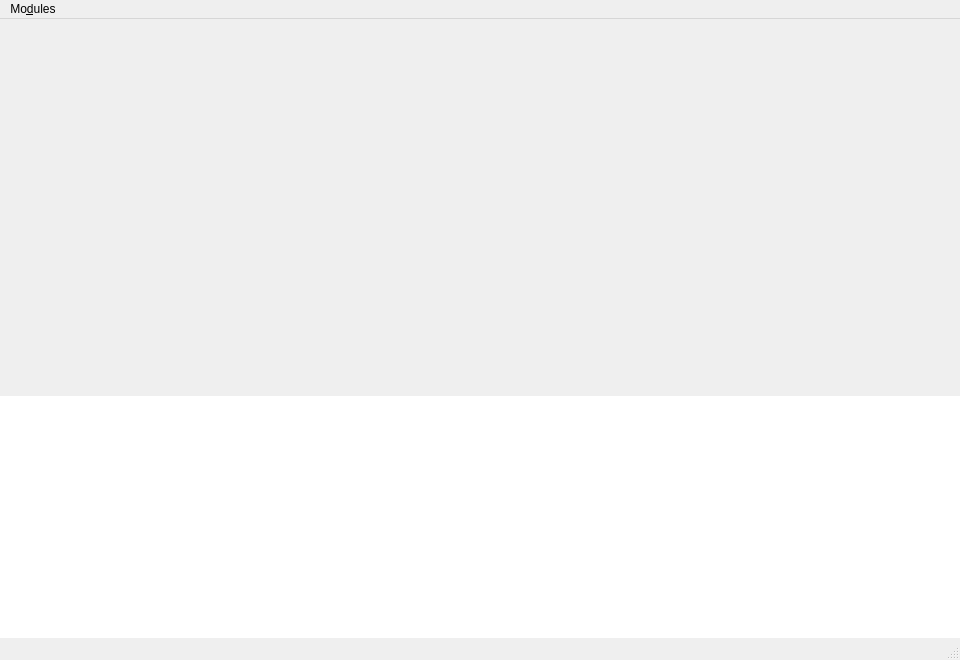
Before: the Qt Designer form crispy/resources/gui/uis/main.ui in mretegan/crispy, drawn with Qt 5.
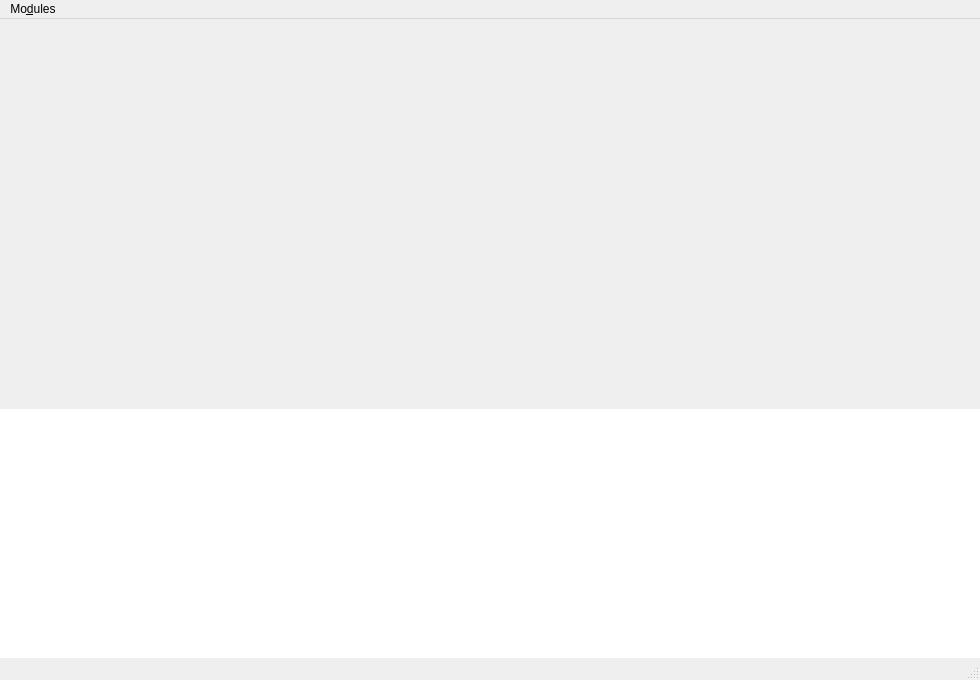
After: the same form once the commit is applied. Custom widgets are drawn as their Qt base class.

```diff
--- a/crispy/resources/gui/uis/main.ui
+++ b/crispy/resources/gui/uis/main.ui
@@ -6,8 +6,8 @@
    <rect>
     <x>0</x>
     <y>0</y>
-    <width>960</width>
-    <height>660</height>
+    <width>980</width>
+    <height>680</height>
    </rect>
   </property>
   <property name="windowTitle">
@@ -103,7 +103,7 @@
     <rect>
      <x>0</x>
      <y>0</y>
-     <width>960</width>
+     <width>980</width>
      <height>22</height>
     </rect>
    </property>
```
